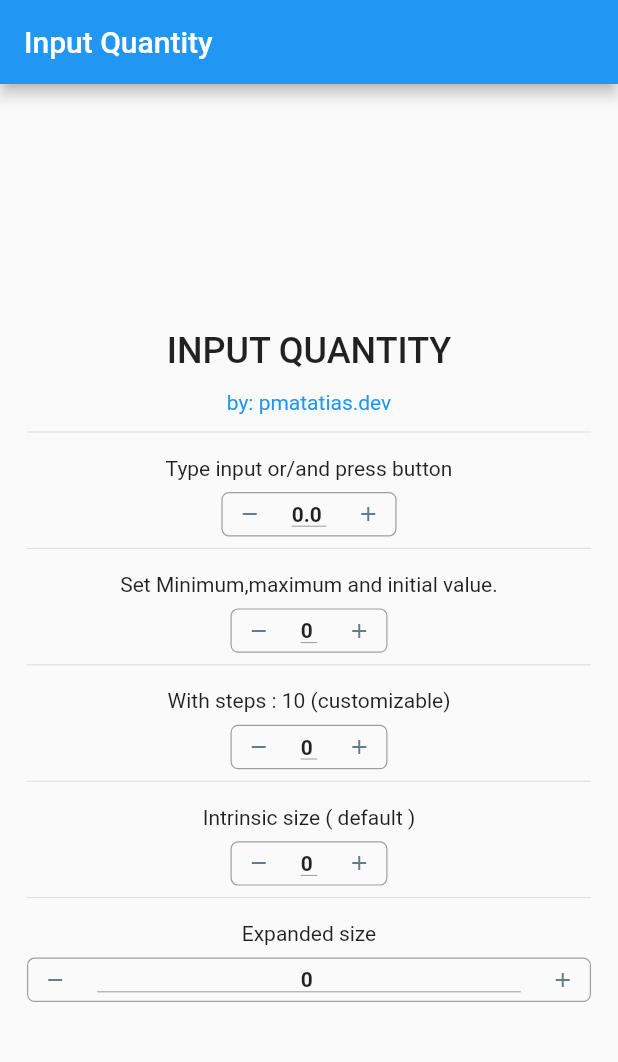
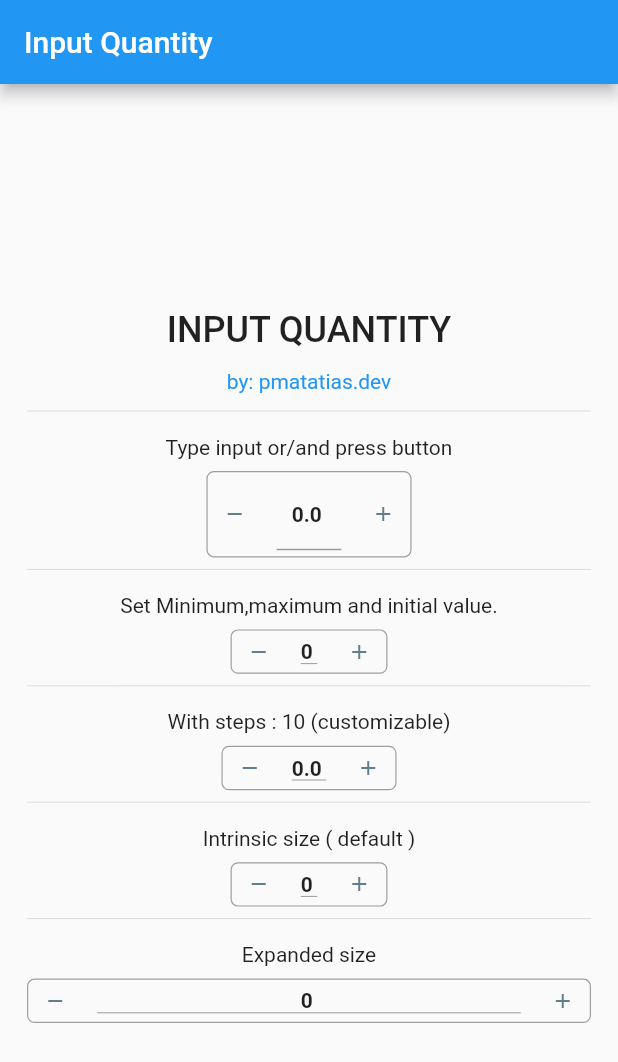
Before and after one commit to pmatatias/input-quantity, a Flutter app: the screen it shows after launch, on a phone screen of 412 x 824 dp. Shown: the top 1062 px of the screen. Run offline on Flutter 3.47's test engine with Material 2 defaults, Android fonts, the phone set to English and light mode, and no system bars.

Commit message:
feat: Input decoration for textformField

```diff
--- a/example/lib/main.dart
+++ b/example/lib/main.dart
@@ -64,6 +64,9 @@ class _MyHomePageState extends State<MyHomePage> {
             InputQty(
               maxVal: 100.0,
               initVal: 0.0,
+              textFieldDecoration: const InputDecoration(
+                  isDense: false,
+                  contentPadding: EdgeInsets.symmetric(horizontal: 10)),
               minVal: -100.0,
               onQtyChanged: (val) {
                 if (kDebugMode) {
@@ -93,7 +96,7 @@ class _MyHomePageState extends State<MyHomePage> {
             ),
             InputQty(
               maxVal: 100,
-              initVal: 0,
+              initVal: 0.0,
               steps: 10,
               minVal: -100,
               onQtyChanged: (val) {
--- a/lib/src/input_qty.dart
+++ b/lib/src/input_qty.dart
@@ -36,9 +36,22 @@ class InputQty extends StatefulWidget {
   /// if `false` wrapped with [Expanded]
   final bool isIntrinsicWidth;
 
+  /// Custom decoration of [TextFormField]
+  /// default value:
+  ///
+  /// const InputDecoration(
+  ///  border: UnderlineInputBorder(),
+  ///  isDense: true,
+  ///  isCollapsed: true,)
+  ///
+  /// add [contentPadding] to costumize distance between value
+  /// and the button
+  final InputDecoration? textFieldDecoration;
+
   const InputQty({
     Key? key,
     this.initVal = 0,
+    this.textFieldDecoration,
     this.isIntrinsicWidth = true,
     required this.onQtyChanged,
     this.maxVal = double.maxFinite,
@@ -58,6 +71,13 @@ class _InputQtyState extends State<InputQty> {
   /// late num value;
   late ValueNotifier<num> currentval;
 
+  /// [InputDecoration] use for [TextFormField]
+  /// use when [textFieldDecoration] not null
+  final _inputDecoration = const InputDecoration(
+    border: UnderlineInputBorder(),
+    isDense: true,
+    isCollapsed: true,
+  );
   @override
   void initState() {
     currentval = ValueNotifier(widget.initVal);
@@ -172,11 +192,7 @@ class _InputQtyState extends State<InputQty> {
         padding: const EdgeInsets.symmetric(vertical: 2, horizontal: 8),
         child: TextFormField(
           textAlign: TextAlign.center,
-          decoration: const InputDecoration(
-            border: UnderlineInputBorder(),
-            isDense: true,
-            isCollapsed: true,
-          ),
+          decoration: widget.textFieldDecoration ?? _inputDecoration,
           style: const TextStyle(
             fontWeight: FontWeight.bold,
             fontSize: 14,
```
